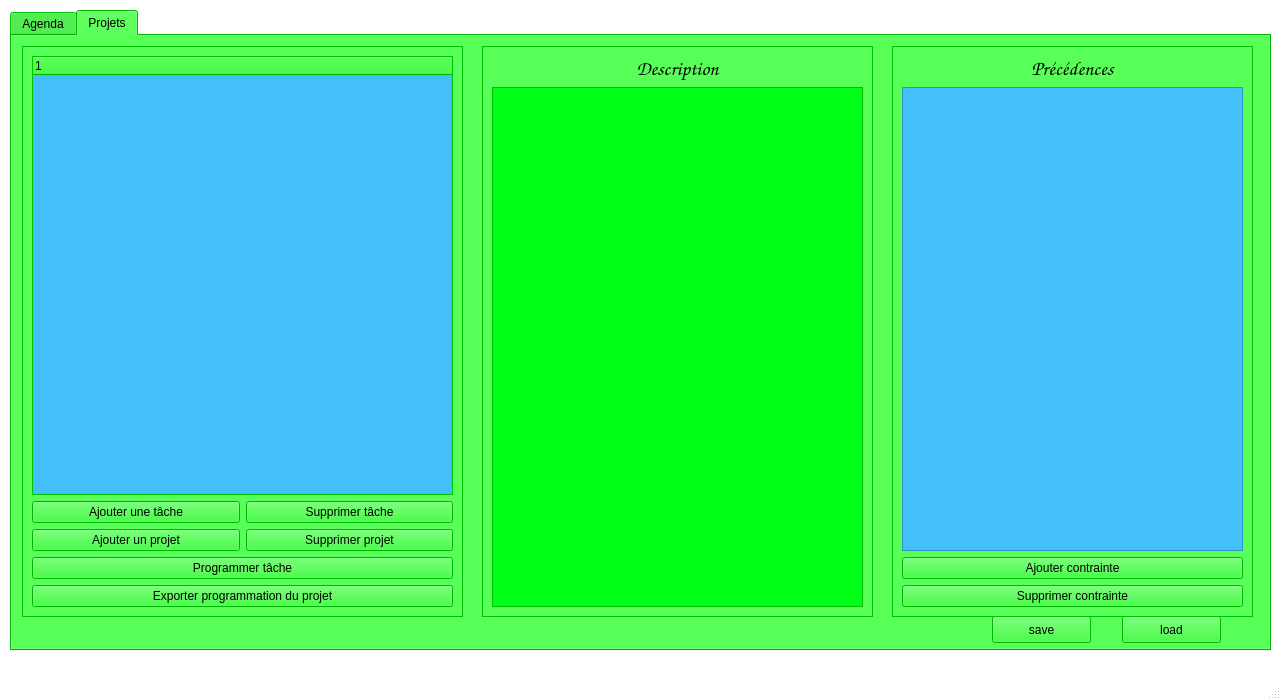
Qt form src/mainwindow.ui (sowlosc/ProjectCalendar) before a commit.
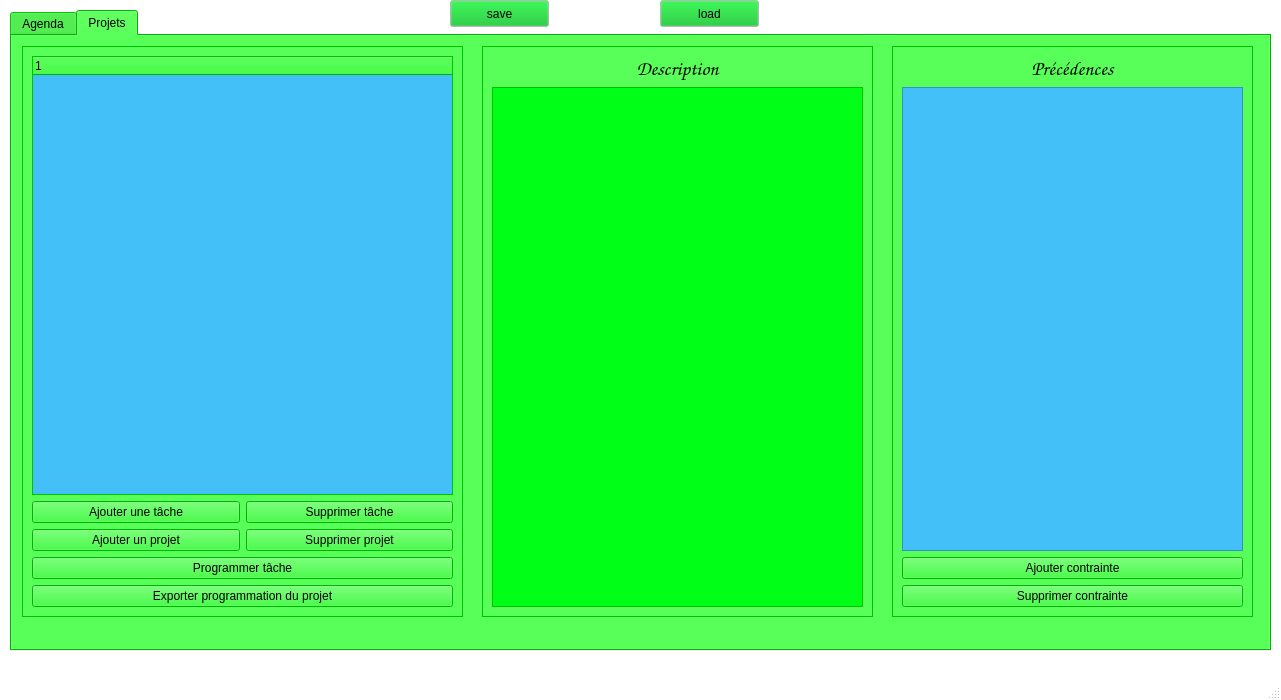
The same form after that commit.

```diff
--- a/src/mainwindow.ui
+++ b/src/mainwindow.ui
@@ -1513,32 +1513,6 @@
      <attribute name="title">
       <string>Projets</string>
      </attribute>
-     <widget class="QPushButton" name="Bouton_load">
-      <property name="geometry">
-       <rect>
-        <x>1110</x>
-        <y>580</y>
-        <width>99</width>
-        <height>27</height>
-       </rect>
-      </property>
-      <property name="text">
-       <string>load</string>
-      </property>
-     </widget>
-     <widget class="QPushButton" name="Bouton_save">
-      <property name="geometry">
-       <rect>
-        <x>980</x>
-        <y>580</y>
-        <width>99</width>
-        <height>27</height>
-       </rect>
-      </property>
-      <property name="text">
-       <string>save</string>
-      </property>
-     </widget>
      <widget class="QFrame" name="frame_2">
       <property name="geometry">
        <rect>
@@ -2289,6 +2263,36 @@
      </widget>
     </widget>
    </widget>
+   <widget class="QPushButton" name="Bouton_save">
+    <property name="geometry">
+     <rect>
+      <x>450</x>
+      <y>0</y>
+      <width>99</width>
+      <height>27</height>
+     </rect>
+    </property>
+    <property name="text">
+     <string>save</string>
+    </property>
+   </widget>
+   <widget class="QPushButton" name="Bouton_load">
+    <property name="geometry">
+     <rect>
+      <x>660</x>
+      <y>0</y>
+      <width>99</width>
+      <height>27</height>
+     </rect>
+    </property>
+    <property name="text">
+     <string>load</string>
+    </property>
+   </widget>
+   <zorder>tabWidget</zorder>
+   <zorder>Bouton_save</zorder>
+   <zorder>Bouton_save</zorder>
+   <zorder>Bouton_load</zorder>
   </widget>
   <widget class="QMenuBar" name="menubar">
    <property name="geometry">
```
